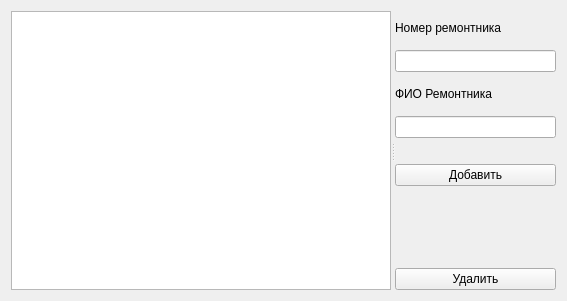
Old version of the form repairerview.ui in the repository shizastudent/DeviceComponentsInv.
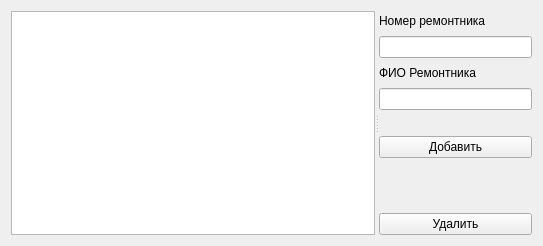
New version of the form.

Diff of the .ui file:
```diff
--- a/repairerview.ui
+++ b/repairerview.ui
@@ -6,8 +6,8 @@
    <rect>
     <x>0</x>
     <y>0</y>
-    <width>567</width>
-    <height>301</height>
+    <width>543</width>
+    <height>246</height>
    </rect>
   </property>
   <property name="windowTitle">
@@ -20,7 +20,7 @@
       <enum>Qt::Horizontal</enum>
      </property>
      <widget class="QTableView" name="tvRepairers"/>
-     <widget class="QWidget" name="">
+     <widget class="QWidget" name="layoutWidget">
       <layout class="QVBoxLayout" name="verticalLayout_3">
        <item>
         <layout class="QVBoxLayout" name="verticalLayout">
```
